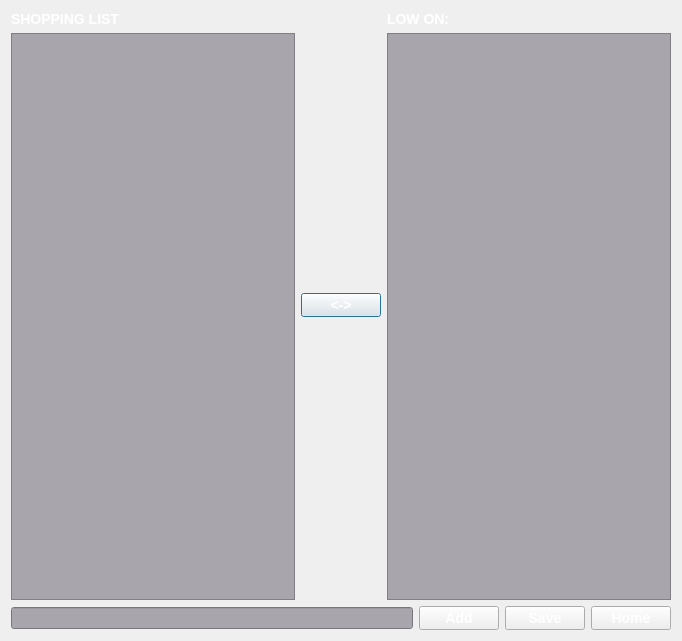
Qt form FAKKIT/shoppingpage1.ui (r0ug3-Mary/Senior_Design) before a commit.
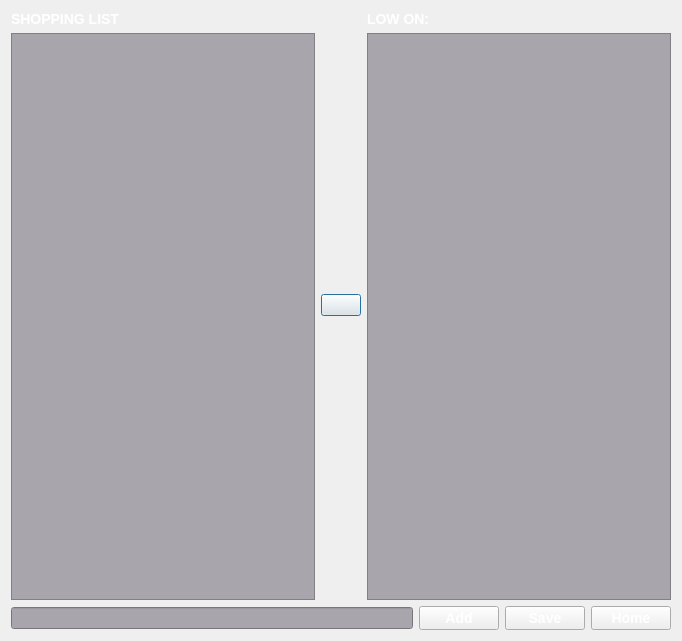
The same form after that commit.

```diff
--- a/FAKKIT/shoppingpage1.ui
+++ b/FAKKIT/shoppingpage1.ui
@@ -33,7 +33,7 @@
         <widget class="QTextEdit" name="textEdit">
          <property name="styleSheet">
           <string notr="true">background-color: rgb(168, 165, 173);
-font: bold 12px; color: white;</string>
+font: bold 12px; color: #1c1b1b;</string>
          </property>
         </widget>
        </item>
@@ -42,11 +42,10 @@
      <item>
       <widget class="QPushButton" name="swapButton">
        <property name="styleSheet">
-        <string notr="true">font: bold 14px;
-    color: white;</string>
+        <string notr="true"/>
        </property>
        <property name="text">
-        <string>&lt;-&gt;</string>
+        <string/>
        </property>
       </widget>
      </item>
```
